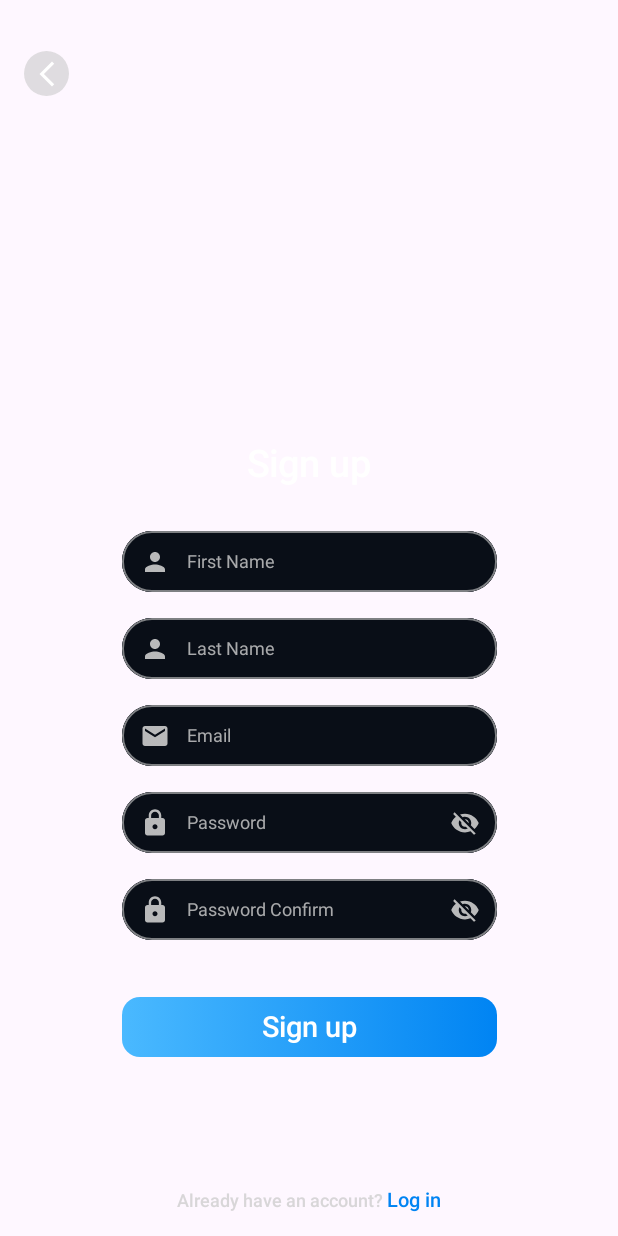
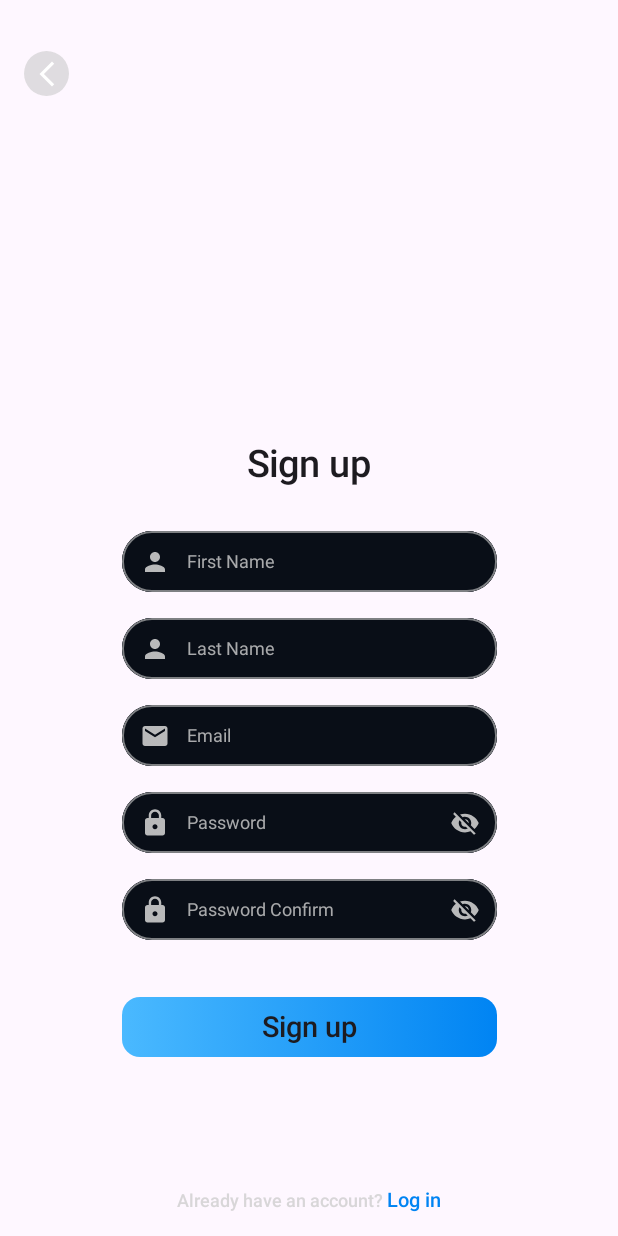
Before and after one commit to ro-vezur/JetFilms, an Android app built with Jetpack Compose: the composable SignUpScreen shown on its own in the app's theme, on a phone screen of 412 x 824 dp. Run offline under Robolectric (Android 15) with nearby library versions, the phone set to English and light mode, and no system bars; Roboto replaces fonts that are not available here; 1 statement that could not run was skipped.

Commit message:
feat: typography styles

```diff
--- a/app/src/main/java/com/example/jetfilms/ui/theme/Type.kt
+++ b/app/src/main/java/com/example/jetfilms/ui/theme/Type.kt
@@ -24,7 +24,6 @@ fun typography():Typography {
         ),
 
         bodyMedium = TextStyle(
-            color = Color.White,
             fontSize = (19.1f).ssp,
             fontWeight = FontWeight.SemiBold
         ),
@@ -35,14 +34,12 @@ fun typography():Typography {
         ),
 
         titleLarge = TextStyle(
-            color = Color.White,
             fontSize = (22).ssp,
             fontWeight = FontWeight.W500,
             lineHeight = 32.ssp
         ),
 
         headlineLarge = TextStyle(
-            color = Color.White,
             fontSize = (20).ssp,
             fontWeight = FontWeight.Normal,
         )
```
